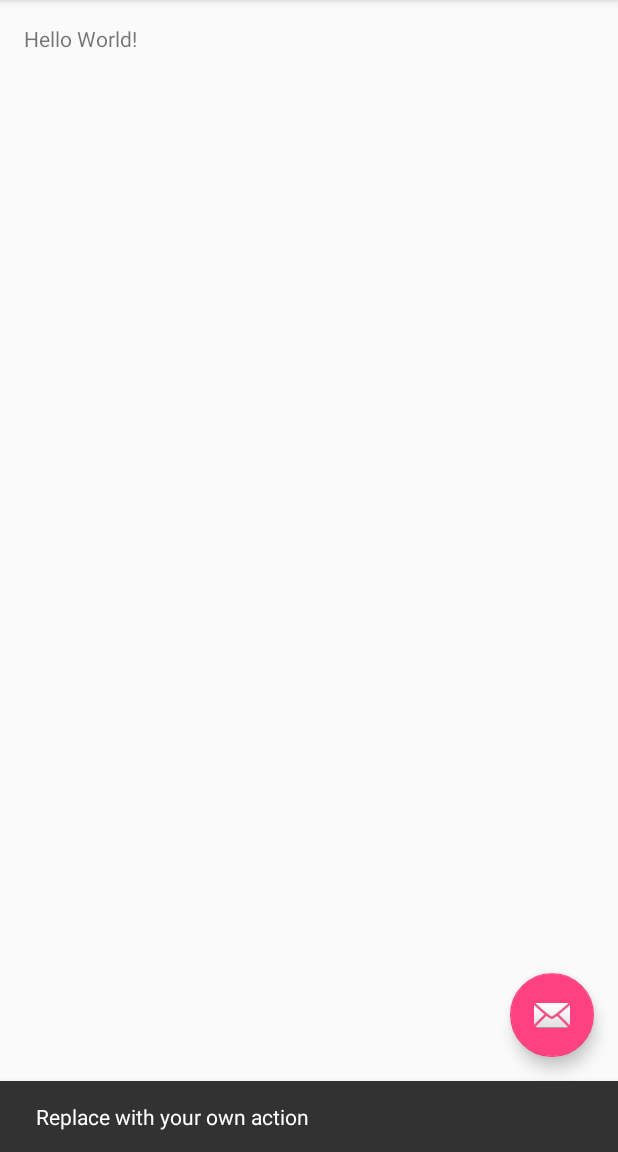
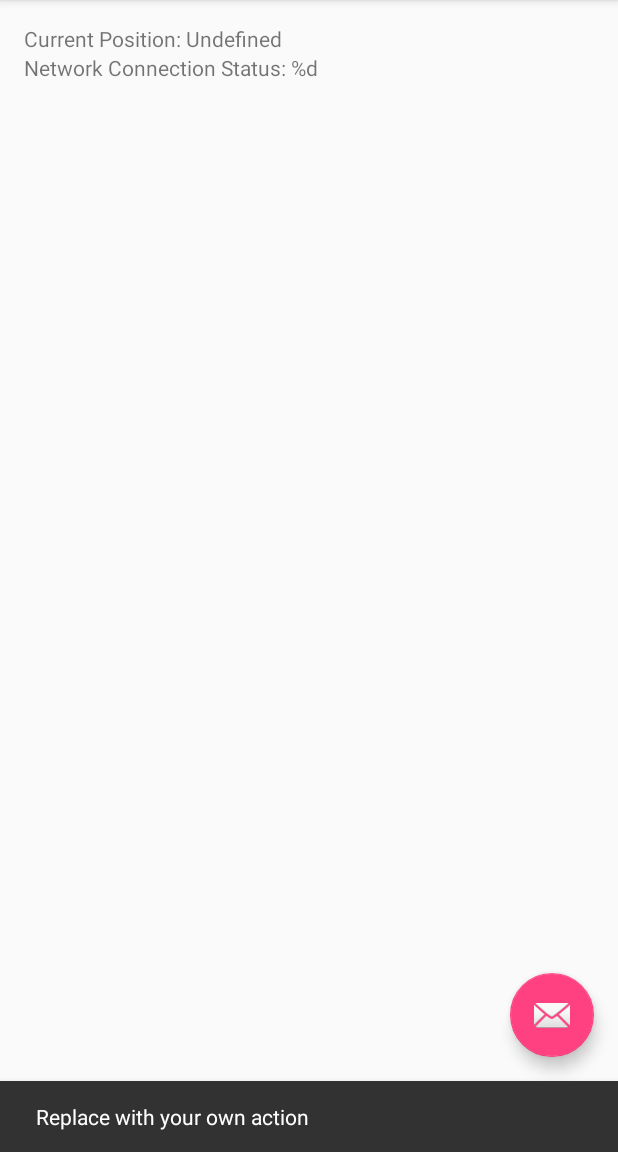
Before and after one commit to koakh/AndroidStartupService, an Android app: the screen it shows after launch (MainActivity), after a tap on an icon or button, on a phone screen of 412 x 824 dp, the part 84-1236 px from its top. Run offline under Robolectric (Android 15) with nearby library versions, the phone set to English and light mode, and no system bars.

Commit message:
Working on Receivers BootComplete, Network etc

```diff
--- a/app/src/main/java/koakh/com/koakhandroidstartupservice/app/AppSingleton.java
+++ b/app/src/main/java/koakh/com/koakhandroidstartupservice/app/AppSingleton.java
@@ -23,6 +23,8 @@ public class AppSingleton extends Application {
   //Notification
   private NotificationManager mNotificationManager;
   private Notification.Builder mNotificationBuilder;
+  //Network
+  private int mConnectivityStatus;
 
   @Override
   public void onCreate() {
@@ -80,4 +82,12 @@ public class AppSingleton extends Application {
   public void setNotificationBuilder(Notification.Builder notificationBuilder) {
     mNotificationBuilder = notificationBuilder;
   }
+
+  public int getConnectivityStatus() {
+    return mConnectivityStatus;
+  }
+
+  public void setConnectivityStatus(int connectivityStatus) {
+    mConnectivityStatus = connectivityStatus;
+  }
 }
--- a/app/src/main/java/koakh/com/koakhandroidstartupservice/broadcastReceiver/BootCompleteReceiver.java
+++ b/app/src/main/java/koakh/com/koakhandroidstartupservice/broadcastReceiver/BootCompleteReceiver.java
@@ -3,6 +3,7 @@ package koakh.com.koakhandroidstartupservice.broadcastReceiver;
 import android.content.BroadcastReceiver;
 import android.content.Context;
 import android.content.Intent;
+import android.widget.Toast;
 
 import koakh.com.koakhandroidstartupservice.app.AppSingleton;
 import koakh.com.koakhandroidstartupservice.service.ServiceExample;
@@ -14,6 +15,9 @@ public class BootCompleteReceiver extends BroadcastReceiver {
 
     String action = intent.getAction();
     AppSingleton mApp = AppSingleton.getInstance();
+
+    Toast.makeText(context, "Boot Complete. Start Service", Toast.LENGTH_SHORT).show();
+
     Intent mIntentServiceExample = new Intent(mApp.getContext(), ServiceExample.class);
     mApp.getContext().startService(mIntentServiceExample);
   }
--- a/app/src/main/java/koakh/com/koakhandroidstartupservice/ui/MainActivity.java
+++ b/app/src/main/java/koakh/com/koakhandroidstartupservice/ui/MainActivity.java
@@ -24,9 +24,12 @@ import android.view.MenuItem;
 import android.widget.TextView;
 import android.widget.Toast;
 
+import org.w3c.dom.Text;
+
 import koakh.com.koakhandroidstartupservice.R;
 import koakh.com.koakhandroidstartupservice.app.AppSingleton;
 import koakh.com.koakhandroidstartupservice.service.ServiceExample;
+import koakh.com.koakhandroidstartupservice.util.NetworkUtil;
 
 public class MainActivity extends AppCompatActivity
     implements NavigationView.OnNavigationItemSelectedListener {
@@ -43,7 +46,9 @@ public class MainActivity extends AppCompatActivity
     private ServiceExample mService;
     private boolean mBound = false;
     //UI
-    private TextView mTextView;
+    private TextView mTextViewCurrentPosition;
+    private TextView mTextViewNetworkConnectionStatus;
+
     //Moke Data
     private String[] mFileList = {
       "/Articles/ArticleClassRepository",
@@ -96,13 +101,20 @@ public class MainActivity extends AppCompatActivity
         NavigationView navigationView = (NavigationView) findViewById(R.id.nav_view);
         navigationView.setNavigationItemSelectedListener(this);
 
-        //Get Application Singleton
+        // Get Application Singleton
         mApp = AppSingleton.getInstance();
         mApp.setContext(this.getApplicationContext());
         mApp.setMainActivity(this);
 
-        //get UI Objects References
-        mTextView = (TextView)findViewById(R.id.main_textview);
+        // Get Network Connection Status
+        mApp.setConnectivityStatus(NetworkUtil.getConnectivityStatus(this));
+
+        // Get UI Objects References
+        mTextViewCurrentPosition = (TextView)findViewById(R.id.main_textview_current_position);
+        mTextViewNetworkConnectionStatus = (TextView)findViewById(R.id.main_textview_connectivity_status);
+
+        // Update UI
+        updateUiComponents();
 
         //Service Intent ServiceExample
         mIntentServiceExample = new Intent(this, ServiceExample.class);
@@ -338,7 +350,27 @@ public class MainActivity extends AppCompatActivity
             );
 
             Log.d(mApp.TAG, message);
-            mTextView.setText(message);
+            mTextViewCurrentPosition.setText(message);
         }
     };
+
+    //::::::::::::::::::::::::::::::::::::::::::::::::::::::::::::::::::::::::::::::::::::::::::::::::::::::::::::::::::::::::
+    //UI
+
+    private void updateUiComponents() {
+
+        String currentPosition = String.format(
+          getResources().getString(R.string.global_label_location_current_position),
+          getResources().getString(R.string.global_undefined)
+        );
+        mTextViewCurrentPosition.setText(currentPosition);
+    }
+
+    public void updateUiComponentNetworkConnectionStatus() {
+        String networkConnectionStatus = String.format(
+          getResources().getString(R.string.global_label_network_connection_status),
+          mApp.getConnectivityStatus()
+        );
+        mTextViewNetworkConnectionStatus.setText(networkConnectionStatus);
+    }
 }
--- a/app/src/main/java/koakh/com/koakhandroidstartupservice/util/NetworkUtil.java
+++ b/app/src/main/java/koakh/com/koakhandroidstartupservice/util/NetworkUtil.java
@@ -13,6 +13,7 @@ public class NetworkUtil {
   public static int TYPE_NOT_CONNECTED = 0;
 
   public static int getConnectivityStatus(Context context) {
+
     ConnectivityManager cm = (ConnectivityManager) context
       .getSystemService(Context.CONNECTIVITY_SERVICE);
 
@@ -29,6 +30,7 @@ public class NetworkUtil {
   }
 
   public static String getConnectivityStatusString(Context context) {
+
     int conn = NetworkUtil.getConnectivityStatus(context);
     String status = null;
     if (conn == NetworkUtil.TYPE_WIFI) {
--- a/app/src/main/res/layout/content_main.xml
+++ b/app/src/main/res/layout/content_main.xml
@@ -1,5 +1,5 @@
 <?xml version="1.0" encoding="utf-8"?>
-<RelativeLayout
+<LinearLayout
   xmlns:android="http://schemas.android.com/apk/res/android"
   xmlns:app="http://schemas.android.com/apk/res-auto"
   xmlns:tools="http://schemas.android.com/tools"
@@ -12,12 +12,19 @@
   android:paddingTop="@dimen/activity_vertical_margin"
   app:layout_behavior="@string/appbar_scrolling_view_behavior"
   tools:context="koakh.com.koakhandroidstartupservice.ui.MainActivity"
+  android:orientation="vertical"
   tools:showIn="@layout/app_bar_main">
 
   <TextView
-    android:id="@+id/main_textview"
+    android:id="@+id/main_textview_current_position"
     android:layout_width="wrap_content"
     android:layout_height="wrap_content"
-    android:text="Hello World!"/>
+    android:text="@string/global_label_location_current_position"/>
 
-</RelativeLayout>
+  <TextView
+    android:id="@+id/main_textview_connectivity_status"
+    android:layout_width="wrap_content"
+    android:layout_height="wrap_content"
+    android:text="@string/global_label_network_connection_status"/>
+
+</LinearLayout>
--- a/app/src/main/res/values/strings.xml
+++ b/app/src/main/res/values/strings.xml
@@ -1,4 +1,5 @@
 <resources>
+
     <string name="app_name">KoakhAndroidStartupService</string>
 
     <string name="navigation_drawer_open">Open navigation drawer</string>
@@ -9,6 +10,11 @@
     <string name="action_menu_service_stop">Stop Service</string>
     <string name="action_menu_service_call_method">Call Service Method</string>
 
+    <string name="global_label_location_current_position">Current Position: %s</string>
+    <string name="global_label_network_connection_status">Network Connection Status: %d</string>
+
+    <string name="global_undefined">Undefined</string>
+
     <string name="global_service_running">Running</string>
     <string name="global_service_action_info">Info</string>
     <string name="global_service_action_sync">Sync</string>
```
Also changed, not shown: app/src/main/java/koakh/com/koakhandroidstartupservice/broadcastReceiver/NetworkChangeReceiver.java (+10 -0 lines).
